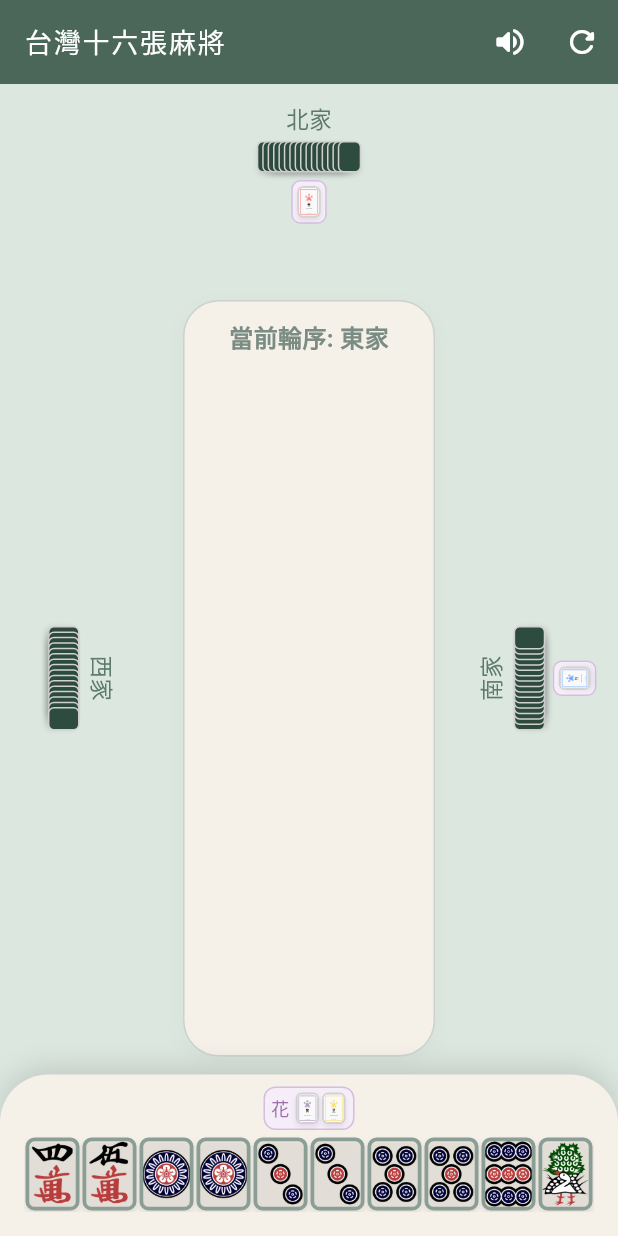
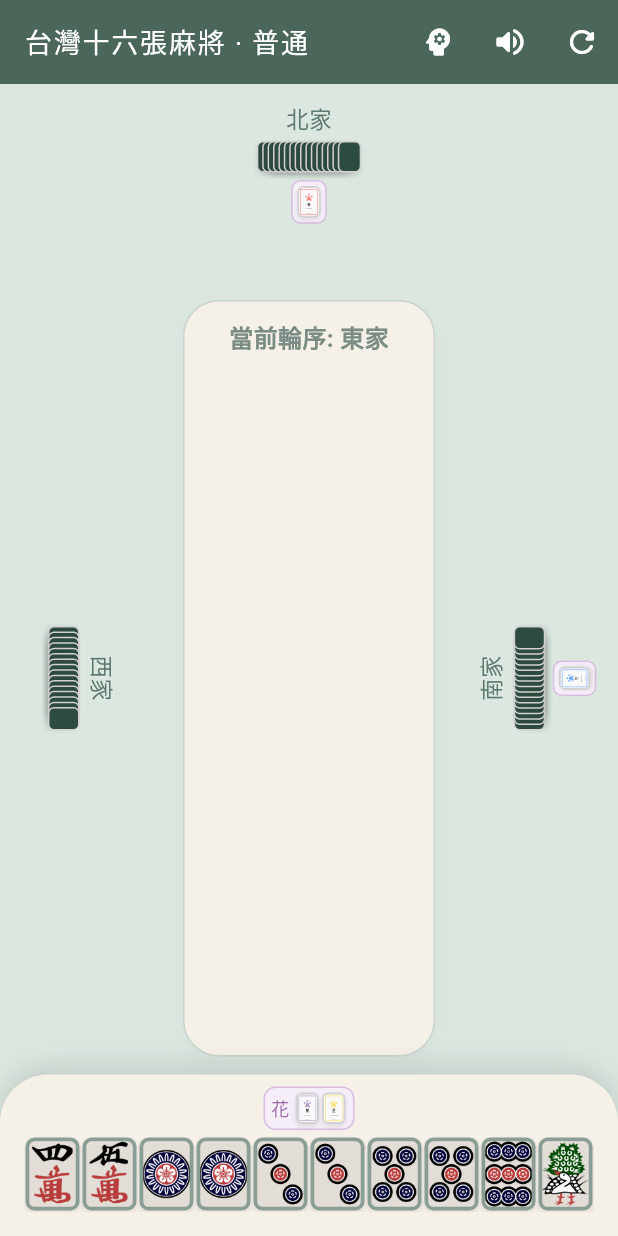
Before and after one commit to imissmyselfer/mahjong_taiwan, a Flutter app: the screen it shows after launch, after a tap on the "refresh" icon, on a phone screen of 412 x 824 dp. Run offline on Flutter 3.47's test engine with Material 3 defaults, Android fonts, the phone set to English and light mode, and no system bars; our stand-ins replace audioplayers, flutter_svg; Roboto replaces fonts that are missing (Iansui).

Commit message:
feat: BOT 三檔難度可切換 + 修側家 0.2px overflow
難度系統（mahjong_game.dart / main.dart）：
- 新增 BotDifficulty enum (easy / normal / hard)，建構子帶入
- _decideBotAction 依難度調 PONG/EAT 機率
  easy   PONG 50% / EAT 30%
  normal PONG 80% / EAT 50%
  hard   PONG 100% / EAT 60%
- _pickDiscardTile 依難度選策略：
  easy   純隨機
  normal 50% 啟發式 / 50% 隨機
  hard   全啟發式
- AppBar 加大腦 icon（PopupMenu）切換難度，標題顯示當前難度
  切換時立即新開一局並彈 SnackBar

UI 修正（main.dart）：
- _buildSidePlayer 套 FittedBox(scaleDown) 解 Chrome 上側家 0.2px
  RenderFlex 溢出警告

測試：
- bot_winrate_test 改成三檔輪跑，east 用「打中間張」模擬中等玩家
  easy   BOT 勝率 ~0.4%（玩家爽贏）
  normal BOT 勝率 ~29%（有來有往）
  hard   BOT 勝率 ~97%（壓著打）
- widget_test 改 textContaining 適應動態標題

Co-Authored-By: Claude Opus 4.7 <noreply@anthropic.com>

```diff
--- a/majong_taiwan_android/lib/main.dart
+++ b/majong_taiwan_android/lib/main.dart
@@ -77,6 +77,13 @@ class _MahjongScreenState extends State<MahjongScreen> {
   Timer? _gameTimer;
   final AudioPlayer _audio = AudioPlayer();
   bool _soundEnabled = true;
+  BotDifficulty _difficulty = BotDifficulty.normal;
+
+  static const _difficultyLabels = {
+    BotDifficulty.easy: '簡單',
+    BotDifficulty.normal: '普通',
+    BotDifficulty.hard: '困難',
+  };
 
   Future<void> _playSound(String name) async {
     if (!_soundEnabled) return;
@@ -84,10 +91,14 @@ class _MahjongScreenState extends State<MahjongScreen> {
     await _audio.play(AssetSource('sounds/$name.mp3'));
   }
 
+  void _newGame() {
+    setState(() => _game = MahjongGame(difficulty: _difficulty));
+  }
+
   @override
   void initState() {
     super.initState();
-    _game = MahjongGame();
+    _game = MahjongGame(difficulty: _difficulty);
     _gameTimer = Timer.periodic(const Duration(milliseconds: 1500), (_) {
       _processGameLoop();
     });
@@ -183,8 +194,34 @@ class _MahjongScreenState extends State<MahjongScreen> {
   Widget build(BuildContext context) {
     return Scaffold(
       appBar: AppBar(
-        title: const Text('台灣十六張麻將', style: TextStyle(letterSpacing: 1.2, fontWeight: FontWeight.w400)),
+        title: Text(
+          '台灣十六張麻將 · ${_difficultyLabels[_difficulty]}',
+          style: const TextStyle(letterSpacing: 1.2, fontWeight: FontWeight.w400),
+        ),
         actions: [
+          PopupMenuButton<BotDifficulty>(
+            icon: const Icon(Icons.psychology_rounded),
+            tooltip: 'BOT 難度',
+            onSelected: (level) {
+              setState(() {
+                _difficulty = level;
+                _game = MahjongGame(difficulty: level);
+              });
+              ScaffoldMessenger.of(context).showSnackBar(
+                SnackBar(
+                  content: Text('已切換為「${_difficultyLabels[level]}」，新局開始'),
+                  duration: const Duration(seconds: 2),
+                ),
+              );
+            },
+            itemBuilder: (ctx) => BotDifficulty.values
+                .map((level) => CheckedPopupMenuItem<BotDifficulty>(
+                      value: level,
+                      checked: _difficulty == level,
+                      child: Text(_difficultyLabels[level]!),
+                    ))
+                .toList(),
+          ),
           IconButton(
             icon: Icon(_soundEnabled ? Icons.volume_up_rounded : Icons.volume_off_rounded),
             tooltip: _soundEnabled ? '關閉音效' : '開啟音效',
@@ -196,7 +233,7 @@ class _MahjongScreenState extends State<MahjongScreen> {
           IconButton(
             icon: const Icon(Icons.refresh_rounded),
             tooltip: '重新開局',
-            onPressed: () => setState(() => _game = MahjongGame()),
+            onPressed: _newGame,
           )
         ],
       ),
@@ -247,7 +284,12 @@ class _MahjongScreenState extends State<MahjongScreen> {
         width: 110,
         child: RotatedBox(
           quarterTurns: turns,
-          child: Center(child: _buildOtherPlayerHand(pos, name)),
+          child: Center(
+            child: FittedBox(
+              fit: BoxFit.scaleDown,
+              child: _buildOtherPlayerHand(pos, name),
+            ),
+          ),
         ),
       ),
     );
```
Also changed, not shown: majong_taiwan_android/lib/mahjong_game.dart (+35 -7 lines), 2 other files.
